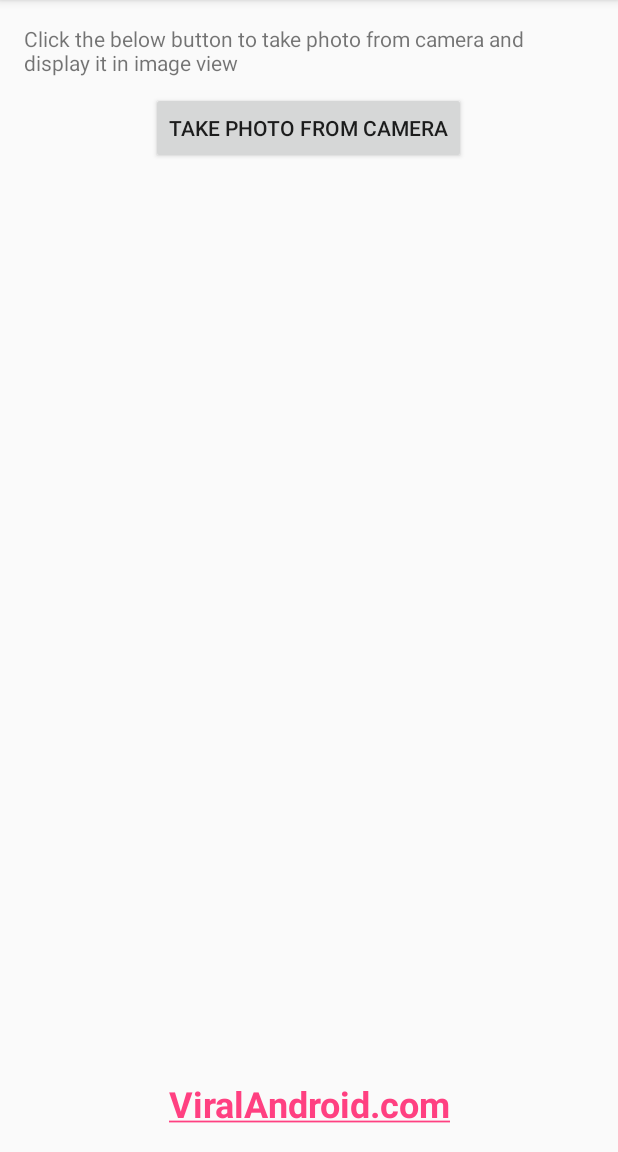
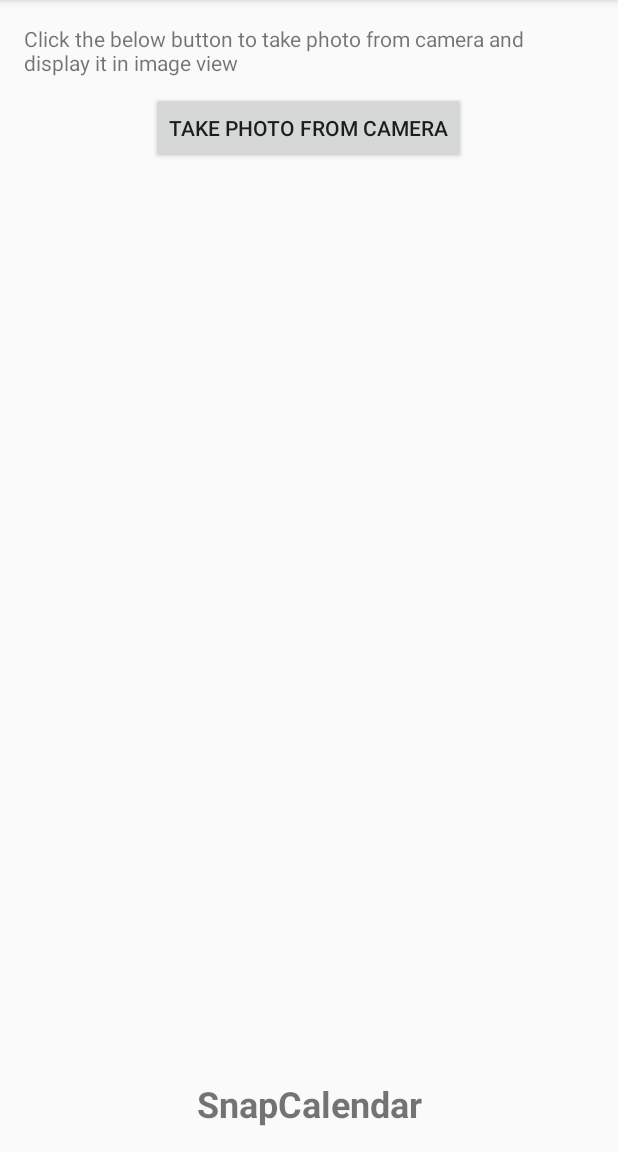
Before and after one commit to albarah/Anything, an Android app: the screen it shows after launch (MainActivity), on a phone screen of 412 x 824 dp, the part 84-1236 px from its top. Run offline under Robolectric (Android 15) with nearby library versions, the phone set to English and light mode, and no system bars; libraries missing offline, so code that uses them is left out: com.google.android.gms; 1 statement that could not run was skipped.

```diff
--- a/app/src/main/res/layout/activity_main.xml
+++ b/app/src/main/res/layout/activity_main.xml
@@ -28,7 +28,7 @@
         android:id="@+id/Viral"
         android:layout_width="fill_parent"
         android:layout_height="fill_parent"
-        android:text="ViralAndroid.com"
+        android:text="SnapCalendar"
         android:autoLink="web"
         android:textSize="24sp"
         android:textStyle="bold"
--- a/build.gradle
+++ b/build.gradle
@@ -5,7 +5,7 @@ buildscript {
         jcenter()
     }
     dependencies {
-        classpath 'com.android.tools.build:gradle:2.2.2'
+        classpath 'com.android.tools.build:gradle:2.2.3'
         // NOTE: Do not place your application dependencies here; they belong
         // in the individual module build.gradle files
     }
```
Also changed, not shown: app/src/main/java/com/example/johnny/anything/MainActivity.java (+8 -11 lines), 3 other files.
